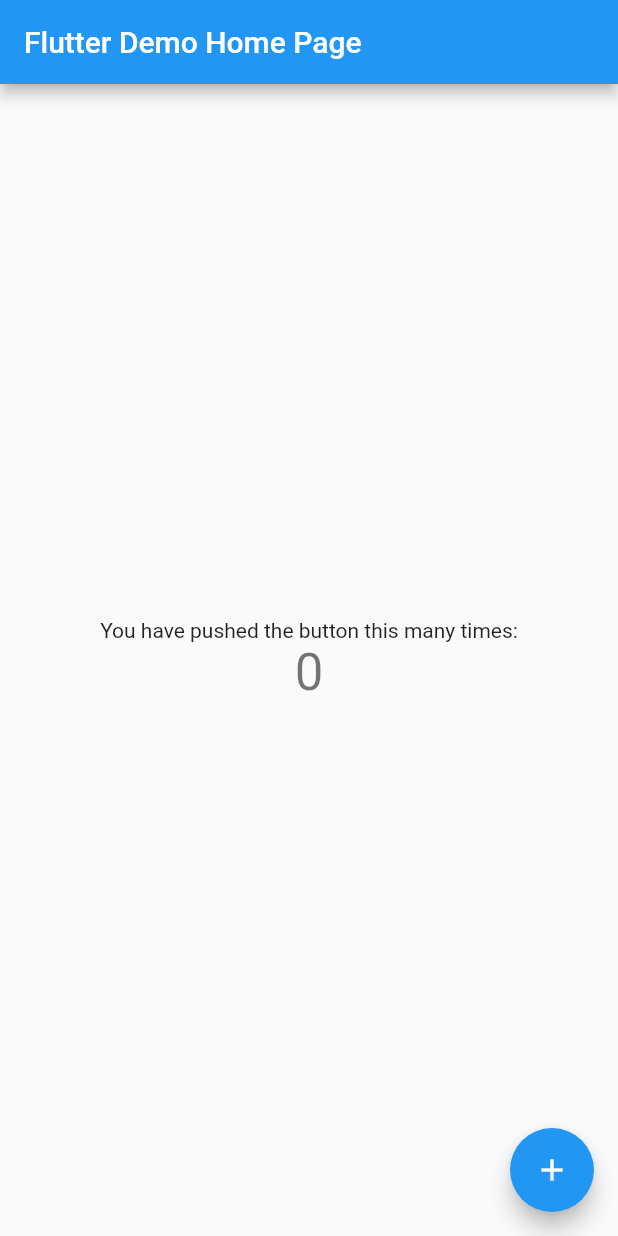
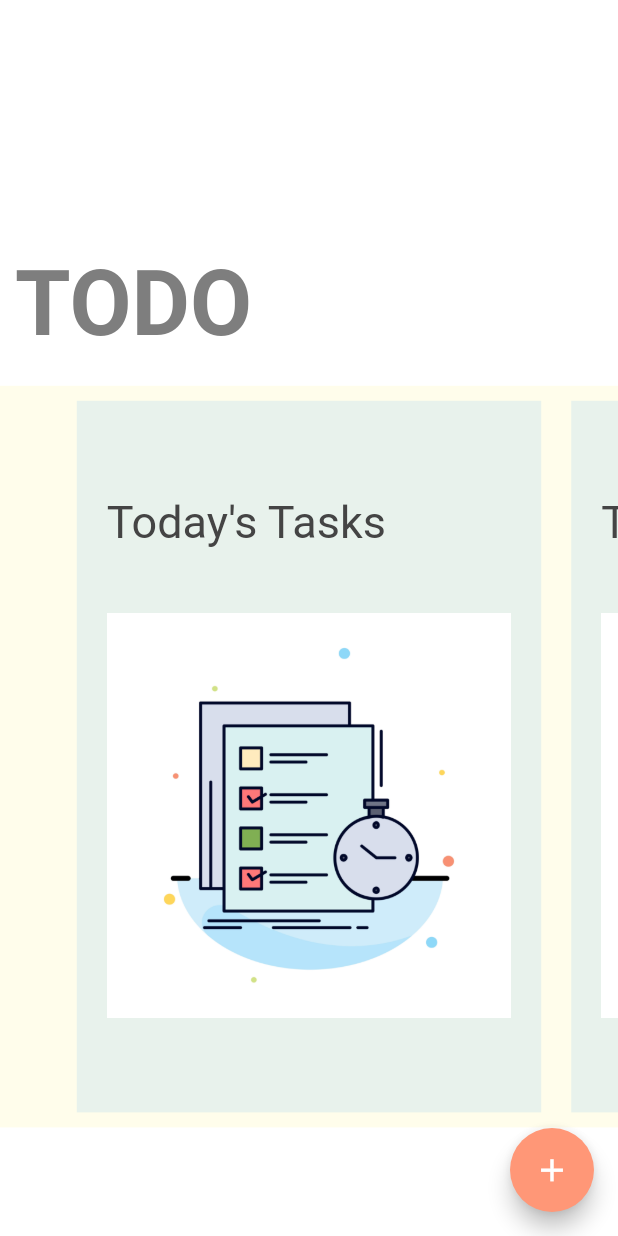
Before and after one commit to mshivkumar/flutterAssignmentTodo, a Flutter app: the screen it shows after launch, on a phone screen of 412 x 824 dp. Run offline on Flutter 3.47's test engine with Material 2 defaults, Android fonts, the phone set to English and light mode, and no system bars; Roboto replaces fonts that are missing (Gilroy).

Commit message:
added assets

```diff
--- a/lib/main.dart
+++ b/lib/main.dart
@@ -1,4 +1,6 @@
 import 'package:flutter/material.dart';
+
+import 'screens/home_page.dart';
 
 void main() {
   runApp(const MyApp());
@@ -13,103 +15,9 @@ class MyApp extends StatelessWidget {
     return MaterialApp(
       title: 'Flutter Demo',
       theme: ThemeData(
-        // This is the theme of your application.
-        //
-        // Try running your application with "flutter run". You'll see the
-        // application has a blue toolbar. Then, without quitting the app, try
-        // changing the primarySwatch below to Colors.green and then invoke
-        // "hot reload" (press "r" in the console where you ran "flutter run",
-        // or simply save your changes to "hot reload" in a Flutter IDE).
-        // Notice that the counter didn't reset back to zero; the application
-        // is not restarted.
         primarySwatch: Colors.blue,
       ),
-      home: const MyHomePage(title: 'Flutter Demo Home Page'),
+      home: const HomePage(),
     );
   }
 }
-
-class MyHomePage extends StatefulWidget {
-  const MyHomePage({Key? key, required this.title}) : super(key: key);
-
-  // This widget is the home page of your application. It is stateful, meaning
-  // that it has a State object (defined below) that contains fields that affect
-  // how it looks.
-
-  // This class is the configuration for the state. It holds the values (in this
-  // case the title) provided by the parent (in this case the App widget) and
-  // used by the build method of the State. Fields in a Widget subclass are
-  // always marked "final".
-
-  final String title;
-
-  @override
-  State<MyHomePage> createState() => _MyHomePageState();
-}
-
-class _MyHomePageState extends State<MyHomePage> {
-  int _counter = 0;
-
-  void _incrementCounter() {
-    setState(() {
-      // This call to setState tells the Flutter framework that something has
-      // changed in this State, which causes it to rerun the build method below
-      // so that the display can reflect the updated values. If we changed
-      // _counter without calling setState(), then the build method would not be
-      // called again, and so nothing would appear to happen.
-      _counter++;
-    });
-  }
-
-  @override
-  Widget build(BuildContext context) {
-    // This method is rerun every time setState is called, for instance as done
-    // by the _incrementCounter method above.
-    //
-    // The Flutter framework has been optimized to make rerunning build methods
-    // fast, so that you can just rebuild anything that needs updating rather
-    // than having to individually change instances of widgets.
-    return Scaffold(
-      appBar: AppBar(
-        // Here we take the value from the MyHomePage object that was created by
-        // the App.build method, and use it to set our appbar title.
-        title: Text(widget.title),
-      ),
-      body: Center(
-        // Center is a layout widget. It takes a single child and positions it
-        // in the middle of the parent.
-        child: Column(
-          // Column is also a layout widget. It takes a list of children and
-          // arranges them vertically. By default, it sizes itself to fit its
-          // children horizontally, and tries to be as tall as its parent.
-          //
-          // Invoke "debug painting" (press "p" in the console, choose the
-          // "Toggle Debug Paint" action from the Flutter Inspector in Android
-          // Studio, or the "Toggle Debug Paint" command in Visual Studio Code)
-          // to see the wireframe for each widget.
-          //
-          // Column has various properties to control how it sizes itself and
-          // how it positions its children. Here we use mainAxisAlignment to
-          // center the children vertically; the main axis here is the vertical
-          // axis because Columns are vertical (the cross axis would be
-          // horizontal).
-          mainAxisAlignment: MainAxisAlignment.center,
-          children: <Widget>[
-            const Text(
-              'You have pushed the button this many times:',
-            ),
-            Text(
-              '$_counter',
-              style: Theme.of(context).textTheme.headline4,
-            ),
-          ],
-        ),
-      ),
-      floatingActionButton: FloatingActionButton(
-        onPressed: _incrementCounter,
-        tooltip: 'Increment',
-        child: const Icon(Icons.add),
-      ), // This trailing comma makes auto-formatting nicer for build methods.
-    );
-  }
-}
--- /dev/null
+++ b/lib/screens/home_page.dart
@@ -0,0 +1,60 @@
+import 'package:flutter/material.dart';
+import 'package:flutter_assignment_todo/utils/colors.dart';
+import 'package:flutter_assignment_todo/utils/text_styles.dart';
+
+import '../widgets/page_view_widget.dart';
+
+class HomePage extends StatefulWidget {
+  const HomePage({Key? key}) : super(key: key);
+
+  @override
+  State<HomePage> createState() => _HomePageState();
+}
+
+class _HomePageState extends State<HomePage> {
+  @override
+  Widget build(BuildContext context) {
+    return SafeArea(
+      child: Scaffold(
+        backgroundColor: APPColors.kcWhite,
+        body: Column(
+          mainAxisSize: MainAxisSize.max,
+          children: [
+            Container(
+              padding: const EdgeInsets.all(10.0),
+              // color: Colors.red.withOpacity(0.1),
+              height: MediaQuery.of(context).size.height * 0.3,
+              width: double.infinity,
+              child: Align(
+                alignment: Alignment.bottomLeft,
+                child: Text(
+                  'TODO',
+                  style: AppTypography.kGilroyBoldGeneric(
+                      fontSize: 60, color: APPColors.kcDarkGrey),
+                ),
+              ),
+            ),
+            const SizedBox(
+              height: 10.0,
+            ),
+            Container(
+              color: Colors.yellow.withOpacity(0.1),
+              height: MediaQuery.of(context).size.height * 0.6,
+              width: double.infinity,
+              child: PageViewWidget(),
+            ),
+          ],
+        ),
+        floatingActionButton: FloatingActionButton(
+          onPressed: () {},
+          backgroundColor: APPColors.kcOrange,
+          child: const Icon(
+            Icons.add,
+            size: 25.0,
+          ),
+        ),
+        floatingActionButtonLocation: FloatingActionButtonLocation.endFloat,
+      ),
+    );
+  }
+}
--- /dev/null
+++ b/lib/utils/colors.dart
@@ -0,0 +1,32 @@
+import 'package:flutter/material.dart';
+
+class APPColors {
+  static const Color kcIndigo = Color(0xff2E375B);
+  static const Color kcRed = Color(0xffF65162);
+  static const Color kcOrange = Color(0xffFF9777);
+  static const Color kcGreen = Color(0xff38D68B);
+  static const Color kcBlack = Color(0xff444444);
+  static const Color kcPureBlack = Color(0xff000000);
+  static const Color kcBlue = Color(0xff455FC9);
+  static const Color kcWhite = Color(0xffFFFFFF);
+  static const Color kcGrey = Color(0xffE5E5E5);
+  static const Color kcDarkGrey = Color(0xff7E7E7E);
+  static const Color kcTransparent = Colors.transparent;
+  static const LinearGradient kcOrangeGradient = LinearGradient(colors: [
+    Color(0xffF7707D),
+    Color(0xffF29173),
+  ]);
+  static const LinearGradient kcSplashGradient = LinearGradient(
+      begin: Alignment.topCenter,
+      end: Alignment.bottomCenter,
+      colors: [
+        Color(0xffFFB68D),
+        Color(0xffF29173),
+        Color(0xffF7707D),
+      ]);
+  static const Color kcGraphPrimary = Color(0xffFF6D6D); //Color(0xff748ADF);
+  static const Color kcGraphSecondary = Color(0xff748ADF); //Color(0xff38D68B);
+  static const Color kcGraphTertiary = Color(0xff38D68B);
+  static const Color kcDeepBlack = Color(0xff000000);
+  static const Color checkInColor = Color(0xffFF4141);
+}
--- /dev/null
+++ b/lib/utils/constants.dart
@@ -0,0 +1,3 @@
+class AppConstants {
+  static const String appNameKey = 'TODO App';
+}
--- /dev/null
+++ b/lib/utils/text_styles.dart
@@ -0,0 +1,147 @@
+import 'package:flutter/cupertino.dart';
+import 'package:flutter/material.dart';
+import 'colors.dart';
+
+class AppTypography {
+  static TextStyle kGilroyBoldGeneric({
+    double fontSize = 16,
+    Color? color = APPColors.kcBlack,
+    TextDecoration? decoration = TextDecoration.none,
+    TextOverflow? overflow = TextOverflow.ellipsis,
+    FontWeight fontWeight = FontWeight.w700,
+  }) =>
+      TextStyle(
+        fontSize: fontSize,
+        color: color,
+        fontFamily: 'Gilroy',
+        fontWeight: fontWeight,
+        decoration: decoration,
+        overflow: overflow,
+      );
+
+  static TextStyle kGilroyBold20({Color? color = APPColors.kcBlack}) =>
+      TextStyle(
+        fontSize: 20,
+        fontWeight: FontWeight.w700,
+        fontFamily: 'Gilroy',
+        color: color,
+      );
+
+  static TextStyle kGilroyBold16({Color? color = APPColors.kcBlack}) =>
+      TextStyle(
+        fontSize: 16,
+        fontWeight: FontWeight.w700,
+        fontFamily: 'Gilroy',
+        color: color,
+      );
+
+  static TextStyle kGilroyBold14({
+    Color? color = APPColors.kcBlack,
+    double fontSize = 14,
+  }) =>
+      TextStyle(
+        fontSize: fontSize,
+        fontWeight: FontWeight.w700,
+        fontFamily: 'Gilroy',
+        color: color,
+      );
+
+  static TextStyle kNunitoRegular13({Color? color = APPColors.kcBlack}) =>
+      TextStyle(
+        fontSize: 13,
+        fontWeight: FontWeight.w400,
+        fontFamily: 'Nunito',
+        color: color,
+      );
+
+  static TextStyle kNunitoRegular14({Color? color = APPColors.kcBlack}) =>
+      TextStyle(
+        fontSize: 14,
+        fontWeight: FontWeight.w400,
+        fontFamily: 'Nunito',
+        color: color,
+      );
+
+  static TextStyle kNunitoSemiBold14(
+          {Color? color = APPColors.kcBlack,
+          FontWeight? fontWeight = FontWeight.w500}) =>
+      TextStyle(
+        fontSize: 14,
+        fontWeight: fontWeight,
+        fontFamily: 'Nunito',
+        color: color,
+      );
+
+  static TextStyle kNunitoBold9({Color? color = APPColors.kcBlack}) =>
+      TextStyle(
+        fontSize: 9,
+        fontWeight: FontWeight.w700,
+        fontFamily: 'Nunito',
+        color: color,
+      );
+
+  static TextStyle kNunitoBold11(
+          {Color? color = APPColors.kcBlack,
+          FontWeight? fontWeight = FontWeight.w700}) =>
+      TextStyle(
+        fontSize: 11,
+        fontWeight: fontWeight,
+        fontFamily: 'Nunito',
+        color: color,
+      );
+
+  static TextStyle kNunitoBold13({Color? color = APPColors.kcBlack}) =>
+      TextStyle(
+        fontSize: 13,
+        fontWeight: FontWeight.w700,
+        fontFamily: 'Nunito',
+        color: color,
+      );
+
+  static TextStyle kNunitoBold14({Color? color = APPColors.kcBlack}) =>
+      TextStyle(
+        fontSize: 14,
+        fontWeight: FontWeight.w700,
+        fontFamily: 'Nunito',
+        color: color,
+      );
+
+  static TextStyle kNunitoBoldGeneric({
+    double fontSize = 11,
+    Color? color = APPColors.kcBlack,
+    TextDecoration? decoration = TextDecoration.none,
+    TextOverflow? overflow = TextOverflow.ellipsis,
+  }) =>
+      TextStyle(
+        fontSize: fontSize,
+        color: color,
+        fontFamily: 'Nunito',
+        fontWeight: FontWeight.w700,
+      );
+
+  static TextStyle kNunitoSemiBoldGeneric({
+    double fontSize = 14,
+    Color? color = APPColors.kcBlack,
+    TextDecoration? decoration = TextDecoration.none,
+    TextOverflow? overflow = TextOverflow.ellipsis,
+  }) =>
+      TextStyle(
+        fontSize: fontSize,
+        color: color,
+        fontFamily: 'Nunito',
+        fontWeight: FontWeight.w500,
+      );
+
+  static TextStyle kNunitoGeneric({
+    double fontSize = 13,
+    Color? color = APPColors.kcBlack,
+    TextDecoration? decoration = TextDecoration.none,
+    TextOverflow? overflow = TextOverflow.ellipsis,
+  }) =>
+      TextStyle(
+        fontSize: fontSize,
+        color: color,
+        fontFamily: 'Nunito',
+        fontWeight: FontWeight.w400,
+      );
+}
--- /dev/null
+++ b/lib/widgets/page_view_widget.dart
@@ -0,0 +1,69 @@
+import 'package:flutter/material.dart';
+import 'package:flutter_assignment_todo/utils/text_styles.dart';
+
+class PageViewWidget extends StatefulWidget {
+  const PageViewWidget({Key? key}) : super(key: key);
+
+  @override
+  State<PageViewWidget> createState() => _PageViewWidgetState();
+}
+
+class _PageViewWidgetState extends State<PageViewWidget> {
+  late PageController _controller;
+
+  @override
+  void initState() {
+    super.initState();
+    _controller = PageController(initialPage: 0, viewportFraction: 0.8);
+  }
+
+  Widget pageWidget() {
+    return Padding(
+      padding: const EdgeInsets.all(10.0),
+      child: Container(
+        height: 200,
+        width: 400,
+        color: Colors.blue.withOpacity(0.1),
+        child: Padding(
+          padding: const EdgeInsets.all(20.0),
+          child: Column(
+            mainAxisSize: MainAxisSize.min,
+            mainAxisAlignment: MainAxisAlignment.spaceEvenly,
+            children: [
+              Align(
+                alignment: Alignment.topLeft,
+                child: Text(
+                  "Today's Tasks",
+                  style: AppTypography.kGilroyBoldGeneric(
+                    fontSize: 30,
+                    fontWeight: FontWeight.w400,
+                  ),
+                ),
+              ),
+              Image(image: const AssetImage("assets/images/todo.png"))
+            ],
+          ),
+        ),
+      ),
+    );
+  }
+
+  @override
+  Widget build(BuildContext context) {
+    return PageView(
+      allowImplicitScrolling: true,
+      controller: _controller,
+      children: [
+        pageWidget(),
+        pageWidget(),
+        pageWidget(),
+      ],
+    );
+  }
+
+  @override
+  void dispose() {
+    _controller.dispose();
+    super.dispose();
+  }
+}
```
Also changed, not shown: pubspec.yaml (+13 -14 lines), assets/fonts/FSAIcons.ttf (added), assets/fonts/Gilroy_Bold.otf (added), assets/fonts/Nunito_Bold.ttf (added), assets/fonts/Nunito_Regular.ttf (added), assets/fonts/Nunito_SemiBold.ttf (added), assets/images/gradient.png (added), assets/images/todo.png (added).
